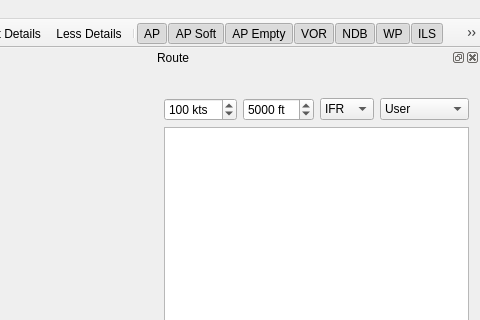
Old version of the form src/gui/mainwindow.ui in the repository albar965/littlenavmap; both pictures show x 853 to 1333 and y 0 to 320 of the 1333 by 754 pixel window.
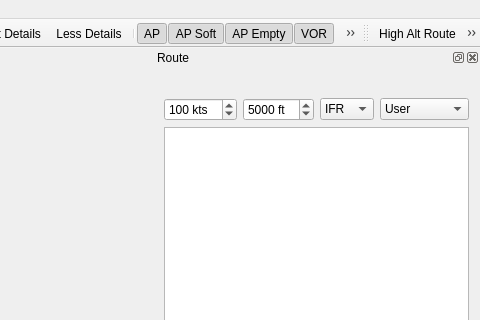
New version of the form. Icons and pictures are not drawn.

Commit message: Changed user waypoint numbering. Cleanup in routecontroller. More fixes to navmapwidget contextMenu. Added route line for start position.

Diff of the .ui file:
```diff
--- a/src/gui/mainwindow.ui
+++ b/src/gui/mainwindow.ui
@@ -1731,6 +1731,23 @@
    <addaction name="actionMapShowRoute"/>
    <addaction name="actionMapShowCities"/>
   </widget>
+  <widget class="QToolBar" name="routeToolBar">
+   <property name="windowTitle">
+    <string>Route Toolbar</string>
+   </property>
+   <attribute name="toolBarArea">
+    <enum>TopToolBarArea</enum>
+   </attribute>
+   <attribute name="toolBarBreak">
+    <bool>false</bool>
+   </attribute>
+   <addaction name="actionRouteCalcHighAlt"/>
+   <addaction name="actionRouteCalcLowAlt"/>
+   <addaction name="actionRouteReverse"/>
+   <addaction name="actionRouteCalcRadionav"/>
+   <addaction name="actionRouteCalcDirect"/>
+   <addaction name="actionRouteSettings"/>
+  </widget>
   <action name="actionSearchFilterIncluding">
    <property name="icon">
     <iconset>
@@ -2570,6 +2587,69 @@
     <string>Delete from Route</string>
    </property>
   </action>
+  <action name="actionRouteCalcHighAlt">
+   <property name="icon">
+    <iconset resource="../../littlenavmap.qrc">
+     <normaloff>:/littlenavmap/resources/icons/routeadd.svg</normaloff>:/littlenavmap/resources/icons/routeadd.svg</iconset>
+   </property>
+   <property name="text">
+    <string>High Alt Route</string>
+   </property>
+  </action>
+  <action name="actionRouteCalcLowAlt">
+   <property name="icon">
+    <iconset resource="../../littlenavmap.qrc">
+     <normaloff>:/littlenavmap/resources/icons/routeadd.svg</normaloff>:/littlenavmap/resources/icons/routeadd.svg</iconset>
+   </property>
+   <property name="text">
+    <string>Low Alt Route</string>
+   </property>
+  </action>
+  <action name="actionRouteCalcRadionav">
+   <property name="icon">
+    <iconset resource="../../littlenavmap.qrc">
+     <normaloff>:/littlenavmap/resources/icons/routeadd.svg</normaloff>:/littlenavmap/resources/icons/routeadd.svg</iconset>
+   </property>
+   <property name="text">
+    <string>Radionav Route</string>
+   </property>
+  </action>
+  <action name="actionRouteCalcDirect">
+   <property name="icon">
+    <iconset resource="../../littlenavmap.qrc">
+     <normaloff>:/littlenavmap/resources/icons/routeadd.svg</normaloff>:/littlenavmap/resources/icons/routeadd.svg</iconset>
+   </property>
+   <property name="text">
+    <string>Direct Route</string>
+   </property>
+  </action>
+  <action name="actionRouteReverse">
+   <property name="icon">
+    <iconset resource="../../littlenavmap.qrc">
+     <normaloff>:/littlenavmap/resources/icons/route.svg</normaloff>:/littlenavmap/resources/icons/route.svg</iconset>
+   </property>
+   <property name="text">
+    <string>Rverse Route</string>
+   </property>
+  </action>
+  <action name="actionRouteSettings">
+   <property name="icon">
+    <iconset resource="../../littlenavmap.qrc">
+     <normaloff>:/littlenavmap/resources/icons/settings.svg</normaloff>:/littlenavmap/resources/icons/settings.svg</iconset>
+   </property>
+   <property name="text">
+    <string>Settings Route</string>
+   </property>
+  </action>
+  <action name="actionRouteParkingStart">
+   <property name="icon">
+    <iconset resource="../../littlenavmap.qrc">
+     <normaloff>:/littlenavmap/resources/icons/airportroutedest.svg</normaloff>:/littlenavmap/resources/icons/airportroutedest.svg</iconset>
+   </property>
+   <property name="text">
+    <string>Set %1 as Route Start Position</string>
+   </property>
+  </action>
  </widget>
  <layoutdefault spacing="6" margin="11"/>
  <resources>
```
The commit also changes 23 other files.
